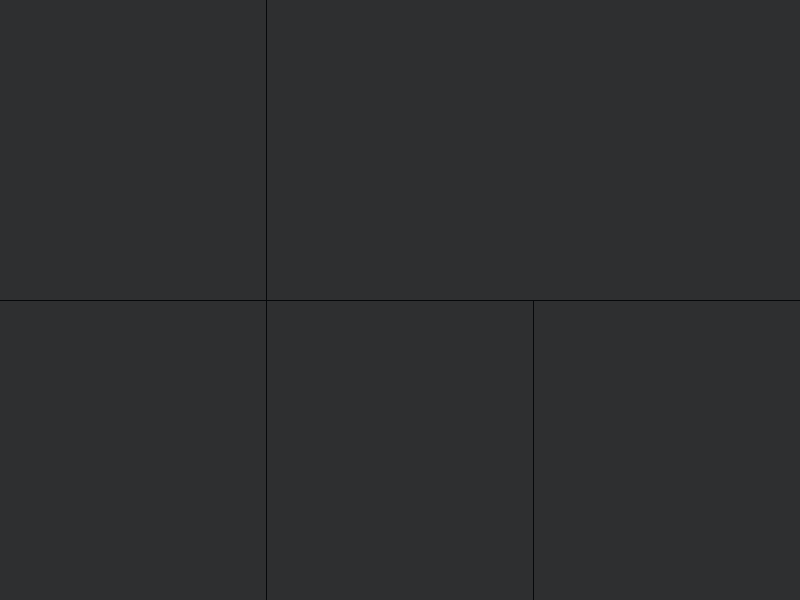
Before: the Qt Designer form src/gui/monitoringsystemwindow.ui in v3ssel/monitoring-system, drawn with Qt 5.
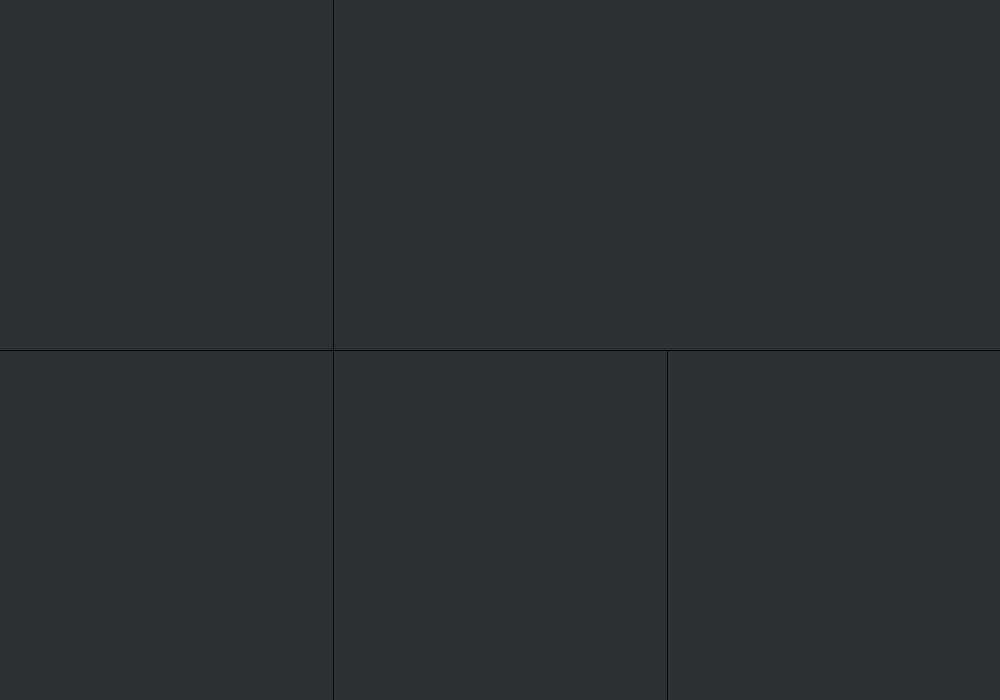
After: the same form once the commit is applied.

Patch:
```diff
--- a/src/gui/monitoringsystemwindow.ui
+++ b/src/gui/monitoringsystemwindow.ui
@@ -6,8 +6,8 @@
    <rect>
     <x>0</x>
     <y>0</y>
-    <width>800</width>
-    <height>600</height>
+    <width>1000</width>
+    <height>700</height>
    </rect>
   </property>
   <property name="windowTitle">
@@ -235,6 +235,11 @@
                  <verstretch>0</verstretch>
                 </sizepolicy>
                </property>
+               <property name="font">
+                <font>
+                 <pointsize>11</pointsize>
+                </font>
+               </property>
                <property name="focusPolicy">
                 <enum>Qt::NoFocus</enum>
                </property>
@@ -303,6 +308,11 @@
                  <verstretch>0</verstretch>
                 </sizepolicy>
                </property>
+               <property name="font">
+                <font>
+                 <pointsize>11</pointsize>
+                </font>
+               </property>
                <property name="styleSheet">
                 <string/>
                </property>
@@ -331,6 +341,11 @@
                  <verstretch>0</verstretch>
                 </sizepolicy>
                </property>
+               <property name="font">
+                <font>
+                 <pointsize>11</pointsize>
+                </font>
+               </property>
                <property name="styleSheet">
                 <string notr="true"/>
                </property>
@@ -367,6 +382,11 @@
                   <verstretch>0</verstretch>
                  </sizepolicy>
                 </property>
+                <property name="font">
+                 <font>
+                  <pointsize>11</pointsize>
+                 </font>
+                </property>
                 <property name="styleSheet">
                  <string notr="true"/>
                 </property>
@@ -378,6 +398,11 @@
                   <verstretch>0</verstretch>
                  </sizepolicy>
                 </property>
+                <property name="font">
+                 <font>
+                  <pointsize>11</pointsize>
+                 </font>
+                </property>
                 <property name="styleSheet">
                  <string notr="true"/>
                 </property>
```
